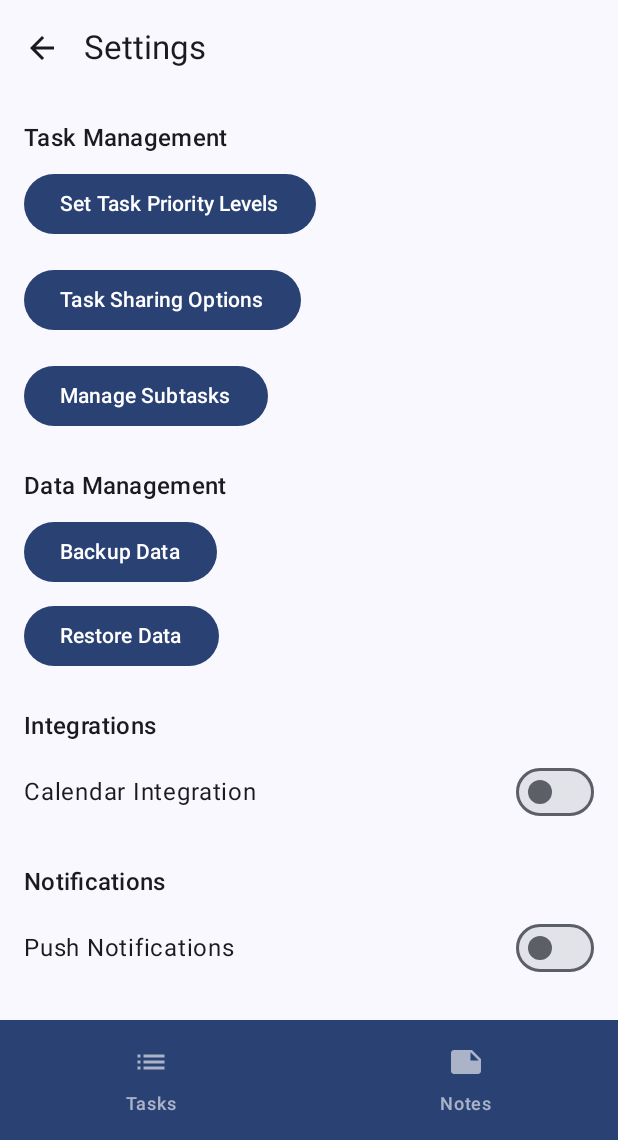
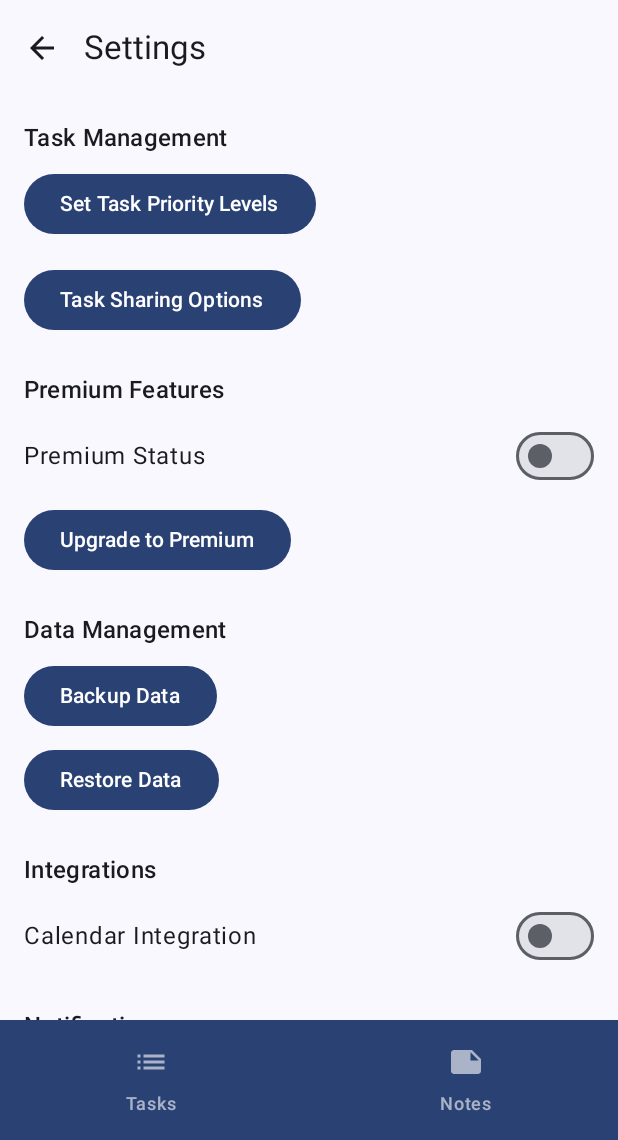
Before and after one commit to dordunu1/MyTaskPro, an Android app built with Jetpack Compose: the SettingsScreen screen opened through its navigation route, on a phone screen of 412 x 824 dp, the part 96-1236 px from its top. Run offline under Robolectric (Android 15) with nearby library versions, the light colour scheme and no system bars; our stand-ins replace Dagger/Hilt's generated code, Room's generated code; 10 statements that could not run were skipped.

Commit message:
removed subtask and replace with premium

```diff
--- a/app/src/main/java/com/mytaskpro/SettingsScreen.kt
+++ b/app/src/main/java/com/mytaskpro/SettingsScreen.kt
@@ -18,6 +18,7 @@ fun SettingsScreen(
 ) {
     var enablePushNotifications by remember { mutableStateOf(false) }
     var enableCalendarIntegration by remember { mutableStateOf(false) }
+    var isPremium by remember { mutableStateOf(false) }
 
     Scaffold(
         topBar = {
@@ -51,10 +52,30 @@ fun SettingsScreen(
                 Text("Task Sharing Options")
             }
 
-            Spacer(modifier = Modifier.height(16.dp))
+            Spacer(modifier = Modifier.height(24.dp))
 
-            Button(onClick = { /* TODO: Implement subtasks */ }) {
-                Text("Manage Subtasks")
+            Text("Premium Features", style = MaterialTheme.typography.titleMedium)
+            Spacer(modifier = Modifier.height(8.dp))
+
+            Row(
+                modifier = Modifier.fillMaxWidth(),
+                horizontalArrangement = Arrangement.SpaceBetween,
+                verticalAlignment = Alignment.CenterVertically
+            ) {
+                Text("Premium Status")
+                Switch(
+                    checked = isPremium,
+                    onCheckedChange = { isPremium = it }
+                )
+            }
+
+            Spacer(modifier = Modifier.height(8.dp))
+
+            Button(
+                onClick = { /* TODO: Implement upgrade to premium */ },
+                enabled = !isPremium
+            ) {
+                Text(if (isPremium) "You are a Premium User" else "Upgrade to Premium")
             }
 
             Spacer(modifier = Modifier.height(24.dp))
```
